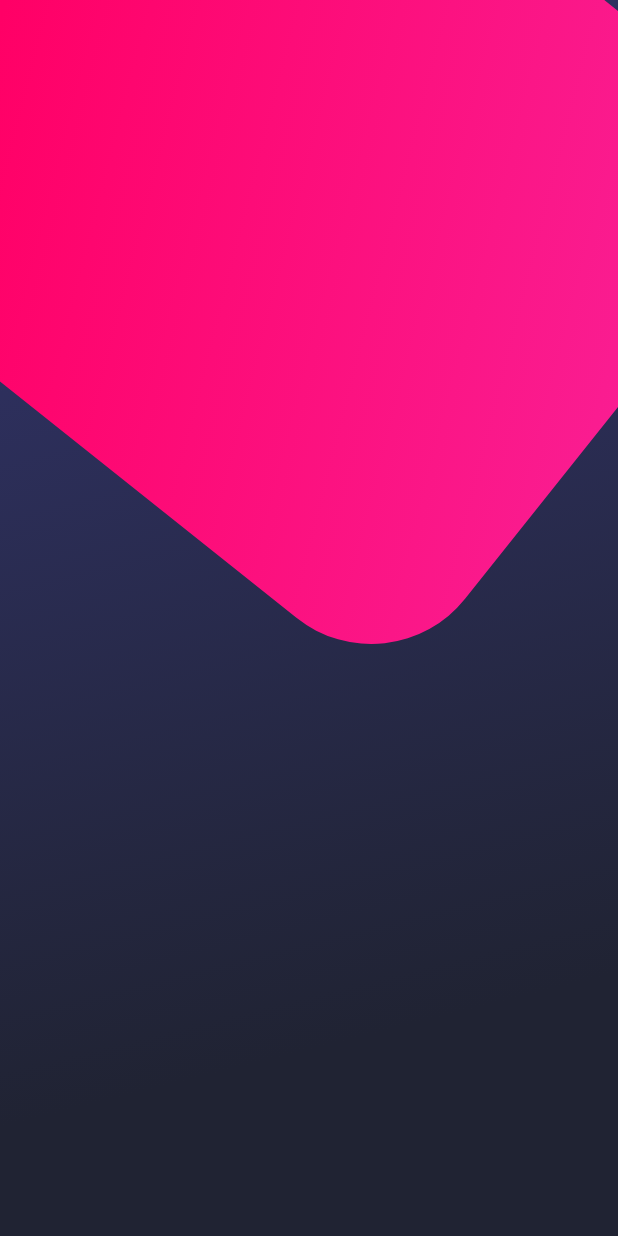
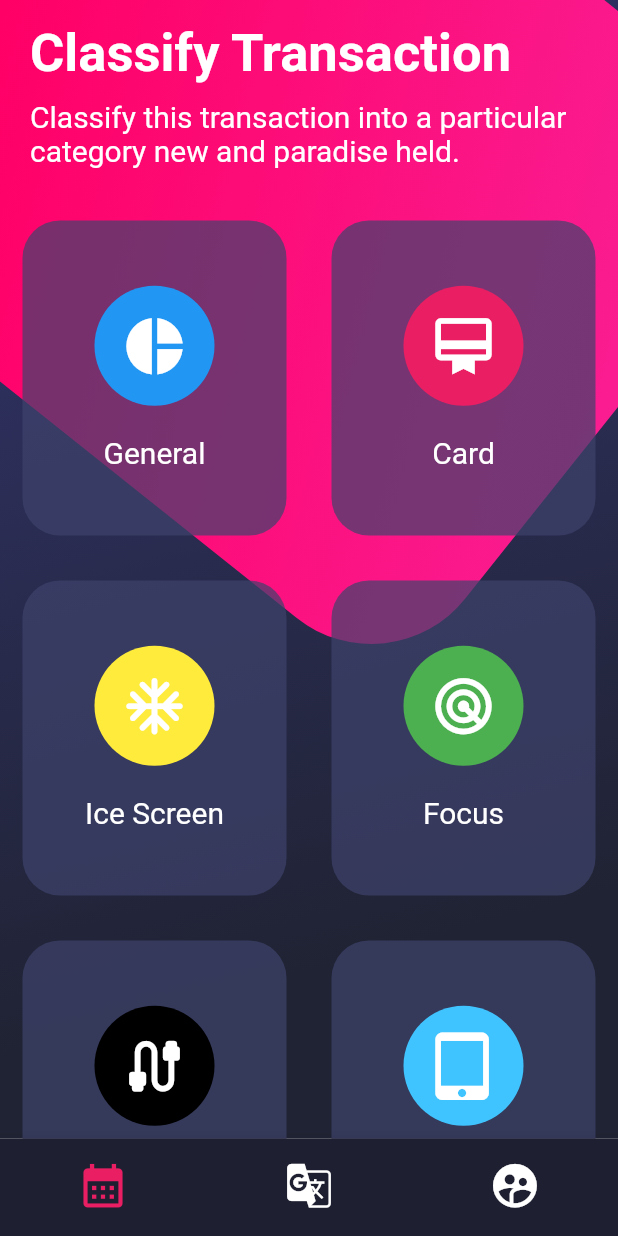
Before and after one commit to bastndev/Flutter_Blur_App, a Flutter app: the screen it shows after launch, on a phone screen of 412 x 824 dp. Run offline on Flutter 3.47's test engine with Material 2 defaults, Android fonts, the light colour scheme and no system bars.

Commit message:
:arrow_up: App Blur `v2.0.0`

```diff
--- a/lib/main.dart
+++ b/lib/main.dart
@@ -1,4 +1,5 @@
 import 'package:flutter/material.dart';
+import 'package:flutter/services.dart';
 import 'package:gradient_flutter/screens/home_screen.dart';
 
 void main() => runApp(const MyApp());
@@ -8,6 +9,9 @@ class MyApp extends StatelessWidget {
 
   @override
   Widget build(BuildContext context) {
+
+    SystemChrome.setSystemUIOverlayStyle(SystemUiOverlayStyle.light);
+
     return MaterialApp(
       debugShowCheckedModeBanner: false,
       title: 'Material App',
--- a/lib/screens/home_screen.dart
+++ b/lib/screens/home_screen.dart
@@ -1,17 +1,44 @@
 import 'package:flutter/material.dart';
+import 'package:gradient_flutter/widgets/page_title.dart';
 
 import '../widgets/background.dart';
+import '../widgets/card_table.dart';
+import '../widgets/custom_bottom_navigation.dart';
 
 class HomeScreen extends StatelessWidget {
-
   const HomeScreen({Key? key}) : super(key: key);
 
   @override
   Widget build(BuildContext context) {
     return Scaffold(
       body: Stack(
-        children: const[
-          Background()
+        children: const [
+          // --- Background
+          Background(),
+          // --- HomeBody
+          _HomeBody()
+        ],
+      ),
+      bottomNavigationBar: const CustomBottomNavigation(),
+    );
+  }
+}
+
+// --- --- --- --- --- --- _HomeBody
+class _HomeBody extends StatelessWidget {
+  const _HomeBody();
+
+  @override
+  Widget build(BuildContext context) {
+    return SingleChildScrollView(
+      child: Column(
+        children: const [
+          // --- Titles
+          PageTitle(),
+
+          SizedBox(height: 20),
+          // --- Card Table and Icon
+          CardTable(),
         ],
       ),
     );
--- /dev/null
+++ b/lib/widgets/card_table.dart
@@ -0,0 +1,107 @@
+import 'package:flutter/material.dart';
+
+class CardTable extends StatelessWidget {
+  const CardTable({super.key});
+
+  @override
+  Widget build(BuildContext context) {
+    return Table(
+      children: const [
+        TableRow(children: [
+          _SingleCard(
+            color: Colors.blue,
+            icon: Icons.pie_chart,
+            text: 'General',
+          ),
+          _SingleCard(
+            color: Colors.pink,
+            icon: Icons.card_membership_outlined,
+            text: 'Card',
+          ),
+        ]),
+        // === === === Two === === ===
+        TableRow(children: [
+          _SingleCard(
+            color: Colors.yellow,
+            icon: Icons.ac_unit_rounded,
+            text: 'Ice Screen',
+          ),
+          _SingleCard(
+            color: Colors.green,
+            icon: Icons.radar,
+            text: 'Focus',
+          ),
+        ]),
+        // === === === Three=== === ===
+        TableRow(children: [
+          _SingleCard(
+            color: Colors.black,
+            icon: Icons.cable_rounded,
+            text: 'changer',
+          ),
+          _SingleCard(
+            color: Colors.lightBlueAccent,
+            icon: Icons.tablet_mac_rounded,
+            text: 'Mobile',
+          ),
+        ]),
+        // === === === Four === === ===
+        TableRow(children: [
+          _SingleCard(
+            color: Colors.orange,
+            icon: Icons.wallet,
+            text: 'wallet',
+          ),
+          _SingleCard(
+            color: Colors.red,
+            icon: Icons.monetization_on,
+            text: 'Money',
+          ),
+        ]),
+      ],
+    );
+  }
+}
+
+// --- --- --- --- --- --- _SingleCard
+class _SingleCard extends StatelessWidget {
+  // const _SingleCard();
+
+  final IconData icon;
+  final Color color;
+  final String text;
+
+  const _SingleCard({
+    // super.key,
+    required this.icon,
+    required this.color,
+    required this.text,
+  });
+
+  @override
+  Widget build(BuildContext context) {
+    return Container(
+      margin: const EdgeInsets.all(15),
+      height: 210,
+      decoration: BoxDecoration(
+          color: const Color.fromRGBO(62, 66, 107, 0.7),
+          borderRadius: BorderRadius.circular(25)),
+      // === === === === Circle and Icon
+      child: Column(
+        mainAxisAlignment: MainAxisAlignment.center,
+        children: [
+          CircleAvatar(
+            backgroundColor: color,
+            radius: 40,
+            child: Icon(icon,color: Colors.white, size: 45),
+          ),
+          const SizedBox(height: 20),
+          Text(
+            text,
+            style: const TextStyle(color: Colors.white, fontSize: 20),
+          ),
+        ],
+      ),
+    );
+  }
+}
--- /dev/null
+++ b/lib/widgets/custom_bottom_navigation.dart
@@ -0,0 +1,31 @@
+import 'package:flutter/material.dart';
+
+class CustomBottomNavigation extends StatelessWidget {
+  const CustomBottomNavigation({super.key});
+
+  @override
+  Widget build(BuildContext context) {
+    return BottomNavigationBar(
+      showSelectedLabels: false,
+      showUnselectedLabels: false,
+
+      selectedItemColor: Colors.pink,
+      backgroundColor:const Color.fromARGB(255, 30, 32, 49),
+      unselectedItemColor: Colors.white,
+      items:const [
+        BottomNavigationBarItem(
+          icon: Icon(Icons.calendar_month, size: 35),
+          label: 'Calendar',
+        ),
+        BottomNavigationBarItem(
+          icon: Icon(Icons.g_translate_sharp, size: 35),
+          label: 'Graphic',
+        ),
+        BottomNavigationBarItem(
+          icon: Icon(Icons.supervised_user_circle, size: 35),
+          label: 'User',
+        ),
+      ],
+    );
+  }
+}
--- /dev/null
+++ b/lib/widgets/page_title.dart
@@ -0,0 +1,37 @@
+import 'package:flutter/material.dart';
+
+class PageTitle extends StatelessWidget {
+  const PageTitle({super.key});
+
+  @override
+  Widget build(BuildContext context) {
+    return SafeArea(
+      bottom: false,
+      child: Container(
+        margin: const EdgeInsets.symmetric(horizontal: 20),
+        child: Column(
+          crossAxisAlignment: CrossAxisAlignment.start,
+          children: const [
+            SizedBox(height: 15),
+            Text(
+              'Classify Transaction',
+              style: TextStyle(
+                  fontSize: 35,
+                  color: Colors.white,
+                  fontWeight: FontWeight.bold),
+            ),
+
+            SizedBox(height: 10),
+            Text(
+              'Classify this transaction into a particular category new and paradise held.',
+              style: TextStyle(
+                color: Colors.white,
+                fontSize: 20,
+              ),
+            )
+          ],
+        ),
+      ),
+    );
+  }
+}
```
